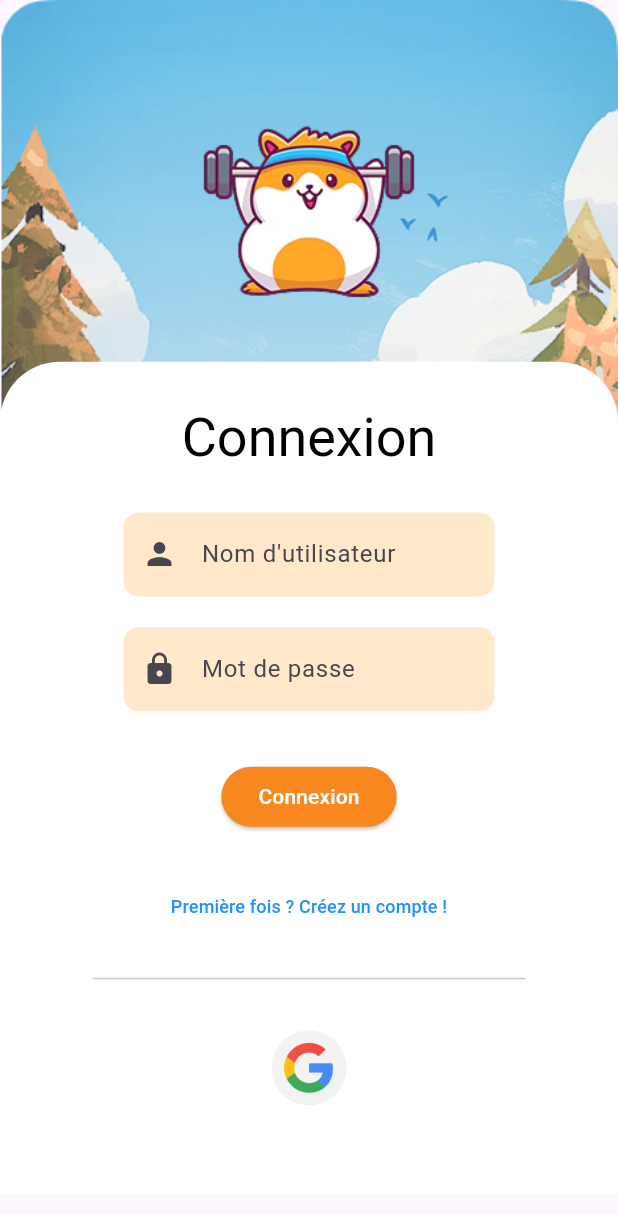
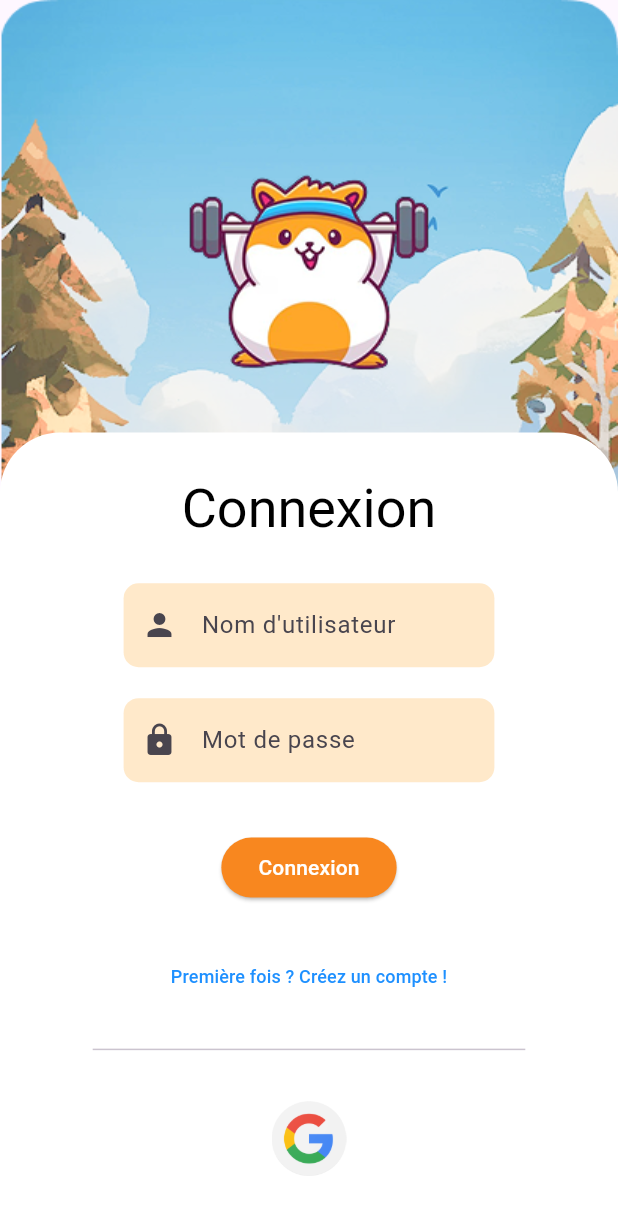
Before and after one commit to Playfit-app/Playfit, a Flutter app: the screen it shows after launch, on a phone screen of 412 x 824 dp. Shown: the top 1215 px of the screen. Run offline on Flutter 3.47's test engine with Material 3 defaults, Android fonts, the phone set to English and light mode, and no system bars; our stand-ins replace camera, flutter_dotenv, flutter_secure_storage, google_fonts, google_sign_in; missing offline and left inert: flame, google_ml_kit, google_mlkit_pose_detection; Roboto replaces fonts that are missing (Amaranth).

Commit message:
fix: no scroll page, form container animated up on input field focus

```diff
--- a/playfit-mobile/playfit/lib/authentification/login_page.dart
+++ b/playfit-mobile/playfit/lib/authentification/login_page.dart
@@ -19,6 +19,23 @@ class _LoginPageState extends State<LoginPage> {
   final AuthService authService = AuthService();
   String _errorMessage = '';
   bool _isGoogleSignInLoading = false;
+  bool _isKeyboardVisible = false;
+
+  @override
+  void initState() {
+    super.initState();
+    WidgetsBinding.instance.addPostFrameCallback((_) {
+      _isKeyboardVisible = MediaQuery.of(context).viewInsets.bottom > 0;
+    });
+  }
+
+  void _hideKeyboard() {
+    FocusScope.of(context).unfocus();
+
+    setState(() {
+      _isKeyboardVisible = false;
+    });
+  }
 
   void _login() async {
     setState(() {
@@ -75,26 +92,38 @@ class _LoginPageState extends State<LoginPage> {
 
   @override
   Widget build(BuildContext context) {
+    double screenHeight = MediaQuery.of(context).size.height;
+    double screenWidth = MediaQuery.of(context).size.width;
+
     return Scaffold(
-      body: SingleChildScrollView(
-        child: Stack(
+      body: Stack(
         children: [
-            Image.asset(
-              "assets/images/background_kickoff.png",
-              width: MediaQuery.of(context).size.width,
-              fit: BoxFit.cover,
+          Positioned(
+            left: 0,
+            top: 0,
+            child: Container(
+              width: screenWidth,
+              height: 682,
+              decoration: const BoxDecoration(
+                image: DecorationImage(
+                  image: AssetImage("assets/images/background_kickoff.png"),
+                  fit: BoxFit.fill,
                 ),
-            Column(
-              children: [
-                SizedBox(height: MediaQuery.of(context).size.height * 0.05),
-                Image.asset(
-                  "assets/images/mascot.png",
-                  height: 200,
               ),
-                Container(
-                  // White background
-                  width: MediaQuery.of(context).size.width,
-                  // height: MediaQuery.of(context).size.height * 0.6,
+              child: Align(
+                alignment: const Alignment(0, -0.7),
+                child: Image.asset("assets/images/mascot.png"),
+              ),
+            ),
+          ),
+          AnimatedPositioned(
+            top: _isKeyboardVisible ? screenHeight * 0.15 : screenHeight * 0.35,
+            left: 0,
+            bottom: 0,
+            duration: const Duration(milliseconds: 300),
+            curve: Curves.easeInOut,
+            child: Container(
+              width: screenWidth,
               decoration: const BoxDecoration(
                 color: Colors.white,
                 borderRadius: BorderRadius.only(
@@ -102,10 +131,10 @@ class _LoginPageState extends State<LoginPage> {
                   topRight: Radius.circular(40),
                 ),
               ),
+              child: SingleChildScrollView(
                 child: Column(
                   children: [
-                      SizedBox(
-                          height: MediaQuery.of(context).size.height * 0.03),
+                    SizedBox(height: screenHeight * 0.03),
                     Text(
                       'Connexion',
                       style: GoogleFonts.amaranth(
@@ -115,8 +144,7 @@ class _LoginPageState extends State<LoginPage> {
                         fontWeight: FontWeight.normal,
                       ),
                     ),
-                      SizedBox(
-                          height: MediaQuery.of(context).size.height * 0.02),
+                    SizedBox(height: screenHeight * 0.02),
                     if (_errorMessage.isNotEmpty)
                       Padding(
                         padding: const EdgeInsets.symmetric(
@@ -130,17 +158,21 @@ class _LoginPageState extends State<LoginPage> {
                           textAlign: TextAlign.center,
                         ),
                       ),
-                      SizedBox(
-                          height: MediaQuery.of(context).size.height * 0.01),
+                    SizedBox(height: screenHeight * 0.01),
                     Form(
                       key: _formKey,
                       child: Column(
                         children: [
                           Padding(
                             padding: EdgeInsets.symmetric(
-                                  horizontal:
-                                      MediaQuery.of(context).size.width * 0.2),
+                                horizontal: screenWidth * 0.2),
                             child: TextFormField(
+                              onTap: () {
+                                setState(() {
+                                  _isKeyboardVisible = true;
+                                });
+                              },
+                              onEditingComplete: _hideKeyboard,
                               controller: _loginController,
                               decoration: InputDecoration(
                                 filled: true,
@@ -169,23 +201,25 @@ class _LoginPageState extends State<LoginPage> {
                               },
                             ),
                           ),
-                            SizedBox(
-                                height:
-                                    MediaQuery.of(context).size.height * 0.025),
+                          SizedBox(height: screenHeight * 0.025),
                           Padding(
                             padding: EdgeInsets.symmetric(
-                                  horizontal:
-                                      MediaQuery.of(context).size.width * 0.2),
+                                horizontal: screenWidth * 0.2),
                             child: TextFormField(
                               controller: _passwordController,
                               obscureText: true,
+                              onTap: () {
+                                setState(() {
+                                  _isKeyboardVisible = true;
+                                });
+                              },
+                              onEditingComplete: _hideKeyboard,
                               decoration: InputDecoration(
                                 filled: true,
                                 fillColor:
                                     const Color.fromARGB(255, 255, 233, 202),
                                 prefixIcon: const Icon(Icons.lock),
-                                  suffixIcon:
-                                      _passwordController.text.isNotEmpty
+                                suffixIcon: _passwordController.text.isNotEmpty
                                     ? IconButton(
                                         icon: const Icon(Icons.close),
                                         onPressed: () =>
@@ -207,9 +241,7 @@ class _LoginPageState extends State<LoginPage> {
                               },
                             ),
                           ),
-                            SizedBox(
-                                height:
-                                    MediaQuery.of(context).size.height * 0.04),
+                          SizedBox(height: screenHeight * 0.04),
                           ElevatedButton(
                             onPressed: () {
                               if (_formKey.currentState!.validate()) {
@@ -223,10 +255,7 @@ class _LoginPageState extends State<LoginPage> {
                                 borderRadius: BorderRadius.circular(100.0),
                               ),
                               padding: EdgeInsets.symmetric(
-                                    horizontal:
-                                        MediaQuery.of(context).size.width *
-                                            0.06,
-                                    vertical: 10),
+                                  horizontal: screenWidth * 0.06, vertical: 10),
                             ),
                             child: const Text(
                               'Connexion',
@@ -236,12 +265,9 @@ class _LoginPageState extends State<LoginPage> {
                               ),
                             ),
                           ),
-                            SizedBox(
-                                height:
-                                    MediaQuery.of(context).size.height * 0.03),
+                          SizedBox(height: screenHeight * 0.03),
                           TextButton(
-                              onPressed: () =>
-                                  _navigateToCreateAccount(context),
+                            onPressed: () => _navigateToCreateAccount(context),
                             child: const Text(
                               'Première fois ? Créez un compte !',
                               style: TextStyle(
@@ -250,17 +276,12 @@ class _LoginPageState extends State<LoginPage> {
                               ),
                             ),
                           ),
-                            SizedBox(
-                                height:
-                                    MediaQuery.of(context).size.height * 0.02),
+                          SizedBox(height: screenHeight * 0.02),
                           Divider(
-                              indent: MediaQuery.of(context).size.width * 0.15,
-                              endIndent:
-                                  MediaQuery.of(context).size.width * 0.15,
+                            indent: screenWidth * 0.15,
+                            endIndent: screenWidth * 0.15,
                           ),
-                            SizedBox(
-                                height:
-                                    MediaQuery.of(context).size.height * 0.02),
+                          SizedBox(height: screenHeight * 0.02),
                           Platform.isAndroid
                               ? Padding(
                                   padding: const EdgeInsets.symmetric(
@@ -280,19 +301,15 @@ class _LoginPageState extends State<LoginPage> {
                                   ),
                                 )
                               : Container(),
-                            SizedBox(
-                                height:
-                                    MediaQuery.of(context).size.height * 0.06),
                         ],
                       ),
                     )
                   ],
                 ),
+              ),
+            ),
           )
         ],
-            )
-          ],
-        ),
       ),
     );
   }
```
Lines whose indentation alone changed are shown as unchanged.
